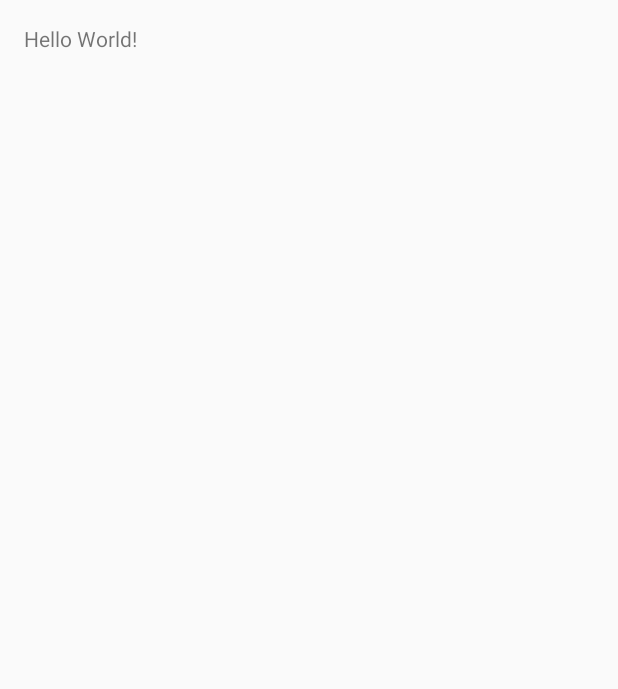
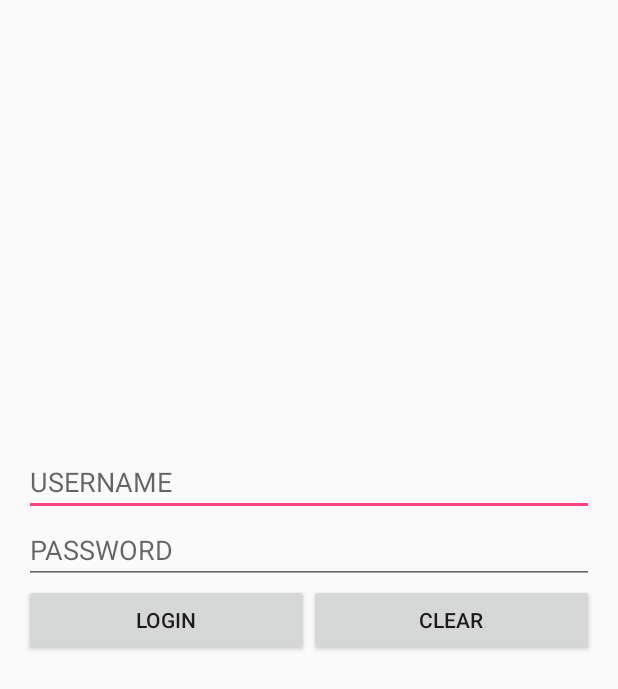
Before and after one commit to yafrees/Login_MVP, an Android app: the screen it shows after launch (LoginActivity), on a phone screen of 412 x 824 dp. Before the commit the part shown is almost empty. Shown: the top 689 px of the screen. Run offline under Robolectric (Android 15) with nearby library versions, the phone set to English and light mode, and no system bars.

Commit message:
second commit.

```diff
--- a/app/build.gradle
+++ b/app/build.gradle
@@ -6,7 +6,7 @@ android {
 
     defaultConfig {
         applicationId "com.example.yf.login_mvp"
-        minSdkVersion 23
+        minSdkVersion 22
         targetSdkVersion 23
         versionCode 1
         versionName "1.0"
--- a/app/src/main/java/com/example/yf/login_mvp/LoginActivity.java
+++ b/app/src/main/java/com/example/yf/login_mvp/LoginActivity.java
@@ -2,12 +2,93 @@ package com.example.yf.login_mvp;
 
 import android.app.Activity;
 import android.os.Bundle;
+import android.view.View;
+import android.widget.Button;
+import android.widget.EditText;
+import android.widget.ProgressBar;
+import android.widget.Toast;
 
-public class LoginActivity extends Activity {
+import com.example.yf.login_mvp.presenter.ILoginPresenter;
+import com.example.yf.login_mvp.presenter.LoginPresenterCompl;
+import com.example.yf.login_mvp.view.ILoginView;
+
+public class LoginActivity extends Activity implements ILoginView , View.OnClickListener{
+
+    private EditText editUser;
+    private EditText editPass;
+    private Button btnLogin;
+    private Button btnClear;
+    private ProgressBar progressBar;
+
+    ILoginPresenter loginPresenter;
 
     @Override
     protected void onCreate(Bundle savedInstanceState) {
         super.onCreate(savedInstanceState);
         setContentView(R.layout.activity_login);
+
+        editUser = (EditText) findViewById(R.id.et_login_username);
+        editPass = (EditText) findViewById(R.id.et_login_password);
+        btnLogin = (Button) findViewById(R.id.btn_login_login);
+        btnClear = (Button) findViewById(R.id.btn_login_clear);
+
+        progressBar = (ProgressBar) findViewById(R.id.progress_login);
+
+
+        btnLogin.setOnClickListener(this);
+        btnClear.setOnClickListener(this);
+
+        //init
+        loginPresenter = new LoginPresenterCompl((ILoginView) this);
+        loginPresenter.setProgressBarVisibility(View.INVISIBLE);
+
+    }
+
+    @Override
+    public void onClick(View v) {
+        switch (v.getId()){
+            case R.id.btn_login_login:
+                loginPresenter.setProgressBarVisibility(View.VISIBLE);
+                btnLogin.setEnabled(false);
+                btnClear.setEnabled(false);
+                loginPresenter.doLogin(editUser.getText().toString() , editPass.getText().toString());
+                break;
+            case R.id.btn_login_clear:
+                loginPresenter.clear();
+                break;
+        }
+    }
+
+    @Override
+    public void onClearText() {
+        editUser.setText("");
+        editPass.setText("");
+
+    }
+
+    @Override
+    public void onLoginResult(Boolean result, int code) {
+        loginPresenter.setProgressBarVisibility(View.INVISIBLE);
+        btnLogin.setEnabled(true);
+        btnClear.setEnabled(true);
+        if (result){
+            Toast.makeText(this , "Login Success" , Toast.LENGTH_LONG).show();
+        }
+        else{
+            Toast.makeText(this , "Login Fail , code  = " + code , Toast.LENGTH_LONG).show();
+        }
+
+
+    }
+
+    @Override
+    public void onSetProgressBarVisibility(int visibility) {
+        progressBar.setVisibility(visibility);
+
+    }
+
+    @Override
+    protected void onDestroy() {
+        super.onDestroy();
     }
 }
--- /dev/null
+++ b/app/src/main/java/com/example/yf/login_mvp/model/IUser.java
@@ -0,0 +1,10 @@
+package com.example.yf.login_mvp.model;
+
+/**
+ * Created by YF on 2016/5/27.
+ */
+public interface IUser {
+    String getName();
+    String getPassword();
+    int checkUserValidity(String username, String password);
+}
--- /dev/null
+++ b/app/src/main/java/com/example/yf/login_mvp/model/UserModel.java
@@ -0,0 +1,31 @@
+package com.example.yf.login_mvp.model;
+
+/**
+ * Created by YF on 2016/5/27.
+ */
+public class UserModel implements IUser {
+    String username;
+    String password;
+
+    public UserModel(String username , String password){
+        this.username = username;
+        this.password = password;
+    }
+    @Override
+    public String getName() {
+        return username;
+    }
+
+    @Override
+    public String getPassword() {
+        return password;
+    }
+
+    @Override
+    public int checkUserValidity(String username, String password) {
+        if (username == null || password == null || !username.equals(getName()) || !password.equals(getPassword())){
+            return -1;
+        }
+        return 0;
+    }
+}
--- /dev/null
+++ b/app/src/main/java/com/example/yf/login_mvp/presenter/ILoginPresenter.java
@@ -0,0 +1,10 @@
+package com.example.yf.login_mvp.presenter;
+
+/**
+ * Created by YF on 2016/5/27.
+ */
+public interface ILoginPresenter {
+    void clear();
+    void doLogin(String username , String password);
+    void setProgressBarVisibility(int visibility);
+}
--- /dev/null
+++ b/app/src/main/java/com/example/yf/login_mvp/presenter/LoginPresenterCompl.java
@@ -0,0 +1,55 @@
+package com.example.yf.login_mvp.presenter;
+
+import android.os.Looper;
+import android.os.Handler;
+import com.example.yf.login_mvp.model.IUser;
+import com.example.yf.login_mvp.model.UserModel;
+import com.example.yf.login_mvp.view.ILoginView;
+
+/**
+ * Created by YF on 2016/5/27.
+ */
+public class LoginPresenterCompl implements ILoginPresenter {
+
+    ILoginView iLoginView;
+    IUser user;
+    Handler handler;
+
+    public LoginPresenterCompl(ILoginView iLoginView){
+        this.iLoginView = iLoginView;
+        initUser();
+        handler = new Handler(Looper.getMainLooper());
+    }
+
+
+    @Override
+    public void clear() {
+        iLoginView.onClearText();
+    }
+
+    @Override
+    public void doLogin(String username, String password) {
+        Boolean isLoginSuccess = true;
+       final int code = user.checkUserValidity(username , password);
+        if (code != 0)
+            isLoginSuccess = false;
+        final boolean result = isLoginSuccess;
+        handler.postDelayed(new Runnable() {
+            @Override
+            public void run() {
+                iLoginView.onLoginResult(result , code);
+            }
+        } , 5000);
+
+    }
+
+    @Override
+    public void setProgressBarVisibility(int visibility) {
+        iLoginView.onSetProgressBarVisibility(visibility);
+    }
+
+    private void initUser() {
+        user = new UserModel("mvp" , "mvp");
+    }
+
+}
--- /dev/null
+++ b/app/src/main/java/com/example/yf/login_mvp/view/ILoginView.java
@@ -0,0 +1,10 @@
+package com.example.yf.login_mvp.view;
+
+/**
+ * Created by YF on 2016/5/27.
+ */
+public interface ILoginView {
+    public void onClearText();
+    public void onLoginResult(Boolean result , int code);
+    public void onSetProgressBarVisibility(int visibility);
+}
--- a/app/src/main/res/layout/activity_login.xml
+++ b/app/src/main/res/layout/activity_login.xml
@@ -1,16 +1,49 @@
 <?xml version="1.0" encoding="utf-8"?>
-<RelativeLayout xmlns:android="http://schemas.android.com/apk/res/android"
+<LinearLayout xmlns:android="http://schemas.android.com/apk/res/android"
     xmlns:tools="http://schemas.android.com/tools"
     android:layout_width="match_parent"
     android:layout_height="match_parent"
+    android:gravity="center_vertical"
+    android:orientation="vertical"
     android:paddingBottom="@dimen/activity_vertical_margin"
     android:paddingLeft="@dimen/activity_horizontal_margin"
     android:paddingRight="@dimen/activity_horizontal_margin"
     android:paddingTop="@dimen/activity_vertical_margin"
     tools:context="com.example.yf.login_mvp.LoginActivity">
 
-    <TextView
-        android:layout_width="wrap_content"
+    <EditText
+        android:id="@+id/et_login_username"
+        android:layout_width="match_parent"
         android:layout_height="wrap_content"
-        android:text="Hello World!" />
-</RelativeLayout>
+        android:hint="USERNAME" />
+
+    <EditText
+        android:id="@+id/et_login_password"
+        android:layout_width="match_parent"
+        android:layout_height="wrap_content"
+        android:hint="PASSWORD" />
+
+    <LinearLayout
+        android:layout_width="match_parent"
+        android:layout_height="wrap_content">
+        <Button
+            android:id="@+id/btn_login_login"
+            android:layout_weight="1"
+            android:text="Login"
+            android:layout_width="match_parent"
+            android:layout_height="match_parent" />
+        <Button
+            android:id="@+id/btn_login_clear"
+            android:layout_weight="1"
+            android:text="Clear"
+            android:layout_width="match_parent"
+            android:layout_height="match_parent" />
+    </LinearLayout>
+
+    <ProgressBar
+        android:layout_marginTop="40dp"
+        android:id="@+id/progress_login"
+        android:layout_width="match_parent"
+        android:layout_height="wrap_content" />
+
+</LinearLayout>
```
Also changed, not shown: 1 other file.
